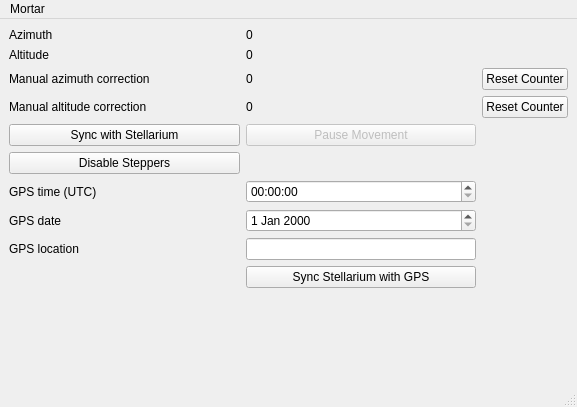
kwahoo2/Mortar, file MainWindow.ui: the form before one commit.
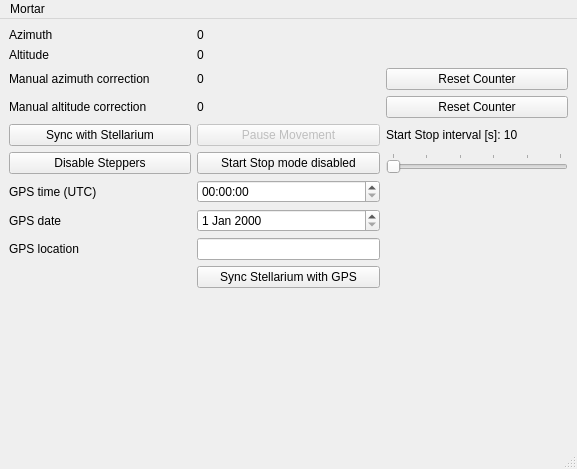
The form after the commit. Icons and pictures are not drawn.

Commit message: Start Stop mode implementation

Patch:
```diff
--- a/MainWindow.ui
+++ b/MainWindow.ui
@@ -10,7 +10,7 @@
     <x>0</x>
     <y>0</y>
     <width>577</width>
-    <height>407</height>
+    <height>469</height>
    </rect>
   </property>
   <property name="windowTitle">
@@ -196,6 +196,42 @@
         </property>
        </widget>
       </item>
+      <item row="5" column="2">
+       <widget class="QPushButton" name="startStopButton">
+        <property name="text">
+         <string>Start Stop mode disabled</string>
+        </property>
+       </widget>
+      </item>
+      <item row="5" column="3">
+       <widget class="QSlider" name="startStopIntervSlider">
+        <property name="minimum">
+         <number>10</number>
+        </property>
+        <property name="maximum">
+         <number>60</number>
+        </property>
+        <property name="value">
+         <number>10</number>
+        </property>
+        <property name="orientation">
+         <enum>Qt::Horizontal</enum>
+        </property>
+        <property name="tickPosition">
+         <enum>QSlider::TicksAbove</enum>
+        </property>
+        <property name="tickInterval">
+         <number>10</number>
+        </property>
+       </widget>
+      </item>
+      <item row="4" column="3">
+       <widget class="QLabel" name="labelInterval">
+        <property name="text">
+         <string>Start Stop interval [s]: 10</string>
+        </property>
+       </widget>
+      </item>
      </layout>
     </item>
     <item row="3" column="1">
```
The commit also changes 8 other files.
